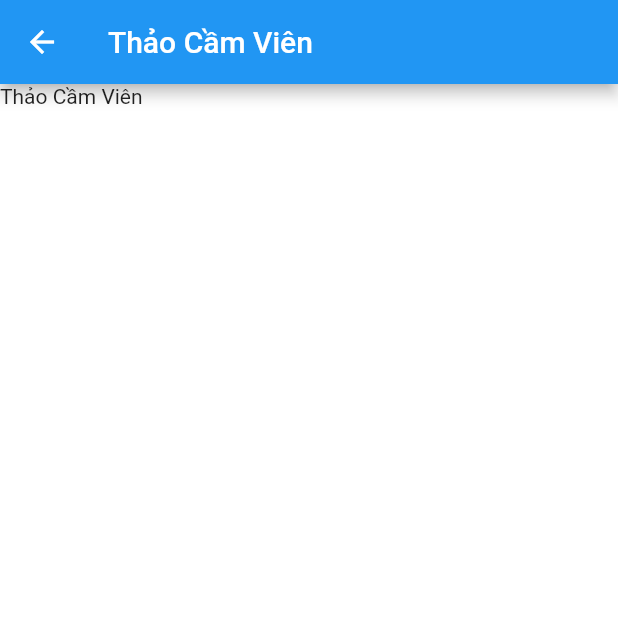
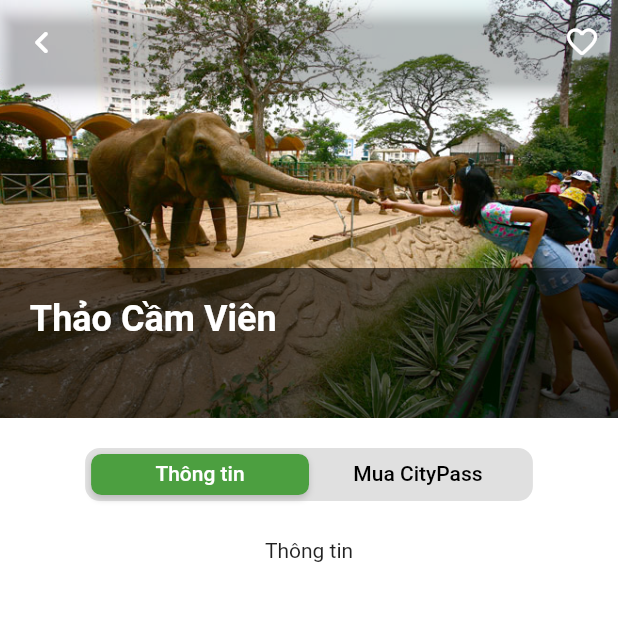
Before and after one commit to mknguyentran/CityPassFlutter, a Flutter app: the screen it shows after launch, after a tap on "Thảo Cầm Viên", on a phone screen of 412 x 824 dp, the top half of it. Run offline on Flutter 3.47's test engine with Material 2 defaults, Android fonts, the phone set to English and light mode, and no system bars; Roboto replaces fonts that are missing (SFProRounded).

Commit message:
activity detail header and tab

```diff
--- a/lib/constants.dart
+++ b/lib/constants.dart
@@ -20,3 +20,9 @@
   blurRadius: 10,
   color: Color(0xFFB0B0B0).withOpacity(0.56),
 );
+
+final smallShadow = BoxShadow(
+  offset: Offset(0, 2),
+  blurRadius: 3,
+  color: Color(0xFFA0A0A0).withOpacity(0.56),
+);
--- a/lib/main.dart
+++ b/lib/main.dart
@@ -1,6 +1,6 @@
 import 'package:flutter/material.dart';
 import 'package:flutter/services.dart';
-import 'package:CityPass/screens/home/home_screen.dart';
+import 'package:city_pass/screens/home/home_screen.dart';
 
 void main() {
   runApp(MyApp());
--- /dev/null
+++ b/lib/models/pass.dart
@@ -0,0 +1,24 @@
+import 'package:flutter/material.dart';
+
+class Pass {
+  final String name, image, briefDescription;
+
+  Pass({
+    @required this.briefDescription,
+    @required this.name,
+    @required this.image,
+  });
+}
+
+List<Pass> mockupPasses = [
+  Pass(
+    name: "Đi hết Hồ Chí Minh",
+    image: "assets/images/thao_cam_vien.jpg",
+    briefDescription: "Tìm hiểu hơn 1000 cá thể động, thực vật khác nhau",
+  ),
+  Pass(
+    name: "Thổ địa Sài Gòn",
+    image: "assets/images/dinh_doc_lap.jpg",
+    briefDescription: "Biểu tượng chiến thắng và hòa bình của thành phố",
+  ),
+];
--- a/lib/screens/activity_detail/activity_detail.dart
+++ b/lib/screens/activity_detail/activity_detail.dart
@@ -1,4 +1,6 @@
-import 'package:CityPass/models/activity.dart';
+import 'package:city_pass/models/activity.dart';
+import 'package:city_pass/screens/activity_detail/components/activity_header.dart';
+import 'package:city_pass/screens/activity_detail/components/body/activity_body.dart';
 import 'package:flutter/material.dart';
 
 class ActivityDetail extends StatefulWidget {
@@ -14,8 +16,37 @@
   @override
   Widget build(BuildContext context) {
     return Scaffold(
-      appBar: AppBar(title: Text(widget.activity.name),),
-      body: Text(widget.activity.name),
+      extendBodyBehindAppBar: true,
+      appBar: _buildAppBar(context),
+      body: SingleChildScrollView(
+        clipBehavior: Clip.none,
+        child: Column(
+          mainAxisSize: MainAxisSize.min,
+          children: [
+            ActivityHeader(activity: widget.activity,),
+            ActivityBody()
+          ],
+        ),
+      ),
+    );
+  }
+
+  AppBar _buildAppBar(BuildContext context) {
+    return AppBar(
+      backgroundColor: Colors.transparent,
+      brightness: Brightness.dark,
+      leading: IconButton(
+        icon: Icon(
+          Icons.chevron_left_rounded,
+          size: 30,
+        ),
+        onPressed: () {
+          Navigator.of(context).pop();
+        },
+      ),
+      actions: [
+        IconButton(icon: Icon(Icons.favorite_border_rounded), onPressed: () {})
+      ],
     );
   }
 }
--- /dev/null
+++ b/lib/screens/activity_detail/components/activity_header.dart
@@ -0,0 +1,49 @@
+import 'package:city_pass/constants.dart';
+import 'package:city_pass/models/activity.dart';
+import 'package:city_pass/size_config.dart';
+import 'package:flutter/material.dart';
+
+class ActivityHeader extends StatelessWidget {
+  final Activity activity;
+  const ActivityHeader({
+    Key key,
+    @required this.activity,
+  }) : super(key: key);
+
+  @override
+  Widget build(BuildContext context) {
+    return Stack(
+      clipBehavior: Clip.none,
+      alignment: Alignment.center,
+      children: [
+        Image.asset(
+          activity.image,
+          height: getProportionateScreenWidth(280),
+          fit: BoxFit.cover,
+        ),
+        Positioned(
+            bottom: 0,
+            child: Container(
+              padding: EdgeInsets.all(
+                getProportionateScreenWidth(kDefaultPadding),
+              ),
+              height: 100,
+              width: MediaQuery.of(context).size.width,
+              color: Colors.black.withOpacity(0.6),
+              child: Column(
+                crossAxisAlignment: CrossAxisAlignment.start,
+                children: [
+                  Text(
+                    activity.name,
+                    style: TextStyle(
+                        fontSize: 24,
+                        fontWeight: FontWeight.bold,
+                        color: Colors.white),
+                  ),
+                ],
+              ),
+            ))
+      ],
+    );
+  }
+}
--- /dev/null
+++ b/lib/screens/activity_detail/components/body/activity_body.dart
@@ -0,0 +1,93 @@
+import 'package:city_pass/constants.dart';
+import 'package:city_pass/screens/activity_detail/components/body/activity_including_passes.dart';
+import 'package:city_pass/screens/activity_detail/components/body/activity_info.dart';
+import 'package:city_pass/size_config.dart';
+import 'package:flutter/material.dart';
+
+class ActivityBody extends StatefulWidget {
+  @override
+  _ActivityBodyState createState() => _ActivityBodyState();
+}
+
+class _ActivityBodyState extends State<ActivityBody>
+    with SingleTickerProviderStateMixin {
+  int selectedIndex = 0;
+  TabController _tabController;
+
+  @override
+  void initState() {
+    _tabController = TabController(length: 2, vsync: this);
+    super.initState();
+  }
+
+  @override
+  void dispose() {
+    super.dispose();
+    _tabController.dispose();
+  }
+
+  @override
+  Widget build(BuildContext context) {
+    return Padding(
+      padding: const EdgeInsets.all(kDefaultPadding),
+      child: Column(
+        mainAxisSize: MainAxisSize.min,
+        children: [
+          Container(
+            width: getProportionateScreenWidth(300),
+            height: getProportionateScreenHeight(35),
+            decoration: BoxDecoration(
+              border: Border.all(color: Colors.grey[300], width: 4),
+              color: Colors.grey[300],
+              borderRadius: BorderRadius.circular(
+                10,
+              ),
+            ),
+            child: TabBar(
+              controller: _tabController,
+              onTap: (index) {
+                setState(() {
+                  selectedIndex = index;
+                  _tabController.animateTo(index);
+                });
+              },
+              indicator: BoxDecoration(
+                boxShadow: [smallShadow],
+                borderRadius: BorderRadius.circular(
+                  7,
+                ),
+                color: cityPassDarkColor,
+              ),
+              labelColor: Colors.white,
+              unselectedLabelColor: Colors.black,
+              tabs: [
+                Tab(
+                  text: "Thông tin",
+                ),
+                Tab(
+                  text: "Mua CityPass",
+                ),
+              ],
+            ),
+          ),
+          VerticalSpacing(),
+          IndexedStack(
+            children: [
+              Visibility(
+                child: ActivityInfo(),
+                maintainState: true,
+                visible: selectedIndex == 0,
+              ),
+              Visibility(
+                child: ActivityIncludingPasses(),
+                maintainState: true,
+                visible: selectedIndex == 1,
+              ),
+            ],
+            index: selectedIndex,
+          ),
+        ],
+      ),
+    );
+  }
+}
--- /dev/null
+++ b/lib/screens/activity_detail/components/body/activity_including_passes.dart
@@ -0,0 +1,11 @@
+import 'package:city_pass/shared/section_title.dart';
+import 'package:flutter/material.dart';
+
+class ActivityIncludingPasses extends StatelessWidget {
+  @override
+  Widget build(BuildContext context) {
+    return Column(
+      children: [SectionTitle(title: "Hoạt động này có trong")],
+    );
+  }
+}
--- /dev/null
+++ b/lib/screens/activity_detail/components/body/activity_info.dart
@@ -0,0 +1,10 @@
+import 'package:flutter/material.dart';
+
+class ActivityInfo extends StatelessWidget {
+  @override
+  Widget build(BuildContext context) {
+    return Container(
+      child: Text("Thông tin"),
+    );
+  }
+}
--- a/lib/screens/home/components/attraction_category.dart
+++ b/lib/screens/home/components/attraction_category.dart
@@ -1,6 +1,6 @@
-import 'package:CityPass/constants.dart';
-import 'package:CityPass/shared/section_title.dart';
-import 'package:CityPass/size_config.dart';
+import 'package:city_pass/constants.dart';
+import 'package:city_pass/shared/section_title.dart';
+import 'package:city_pass/size_config.dart';
 import 'package:flutter/material.dart';
 
 class AttractionCategory extends StatelessWidget {
--- a/lib/screens/home/components/featured.dart
+++ b/lib/screens/home/components/featured.dart
@@ -1,5 +1,5 @@
-import 'package:CityPass/screens/home/components/recommendation.dart';
-import 'package:CityPass/size_config.dart';
+import 'package:city_pass/screens/home/components/recommendation.dart';
+import 'package:city_pass/size_config.dart';
 import 'package:flutter/material.dart';
 import 'attraction_category.dart';
 import 'home_header.dart';
--- a/lib/screens/home/components/home_header.dart
+++ b/lib/screens/home/components/home_header.dart
@@ -1,5 +1,5 @@
-import 'package:CityPass/screens/home/components/search_field.dart';
-import 'package:CityPass/size_config.dart';
+import 'package:city_pass/screens/home/components/search_field.dart';
+import 'package:city_pass/size_config.dart';
 import 'package:flutter/material.dart';
 
 class HomeHeader extends StatelessWidget {
@@ -10,7 +10,7 @@
   @override
   Widget build(BuildContext context) {
     return Stack(
-      overflow: Overflow.visible,
+      clipBehavior: Clip.none,
       alignment: Alignment.center,
       children: [
         Image.asset(
--- a/lib/screens/home/components/recommendation.dart
+++ b/lib/screens/home/components/recommendation.dart
@@ -1,8 +1,9 @@
-import 'package:CityPass/models/activity.dart';
-import 'package:CityPass/screens/activity_detail/activity_detail.dart';
-import 'package:CityPass/screens/home/components/recommendation_card.dart';
-import 'package:CityPass/shared/section_title.dart';
-import 'package:CityPass/size_config.dart';
+import 'package:city_pass/models/activity.dart';
+import 'package:city_pass/screens/activity_detail/activity_detail.dart';
+import 'package:city_pass/screens/home/components/recommendation_card.dart';
+import 'package:city_pass/shared/section_title.dart';
+import 'package:city_pass/size_config.dart';
+import 'package:flutter/cupertino.dart';
 import 'package:flutter/material.dart';
 
 class RecommendationCards extends StatelessWidget {
@@ -36,8 +37,10 @@
                     press: () {
                       Navigator.push(
                         context,
-                        MaterialPageRoute(builder: (context) {
-                          return ActivityDetail(activity: mockupActivities[index],);
+                        CupertinoPageRoute(builder: (context) {
+                          return ActivityDetail(
+                            activity: mockupActivities[index],
+                          );
                         }),
                       );
                     },
--- a/lib/screens/home/components/recommendation_card.dart
+++ b/lib/screens/home/components/recommendation_card.dart
@@ -1,6 +1,6 @@
-import 'package:CityPass/constants.dart';
-import 'package:CityPass/models/activity.dart';
-import 'package:CityPass/size_config.dart';
+import 'package:city_pass/constants.dart';
+import 'package:city_pass/models/activity.dart';
+import 'package:city_pass/size_config.dart';
 import 'package:flutter/material.dart';
 
 class RecommendationCard extends StatelessWidget {
--- a/lib/shared/custom_nav_bar.dart
+++ b/lib/shared/custom_nav_bar.dart
@@ -1,5 +1,5 @@
-import 'package:CityPass/constants.dart';
-import 'package:CityPass/size_config.dart';
+import 'package:city_pass/constants.dart';
+import 'package:city_pass/size_config.dart';
 import 'package:flutter/material.dart';
 
 class CustomNavBar extends StatefulWidget {
--- a/lib/shared/section_title.dart
+++ b/lib/shared/section_title.dart
@@ -1,5 +1,5 @@
-import 'package:CityPass/constants.dart';
-import 'package:CityPass/size_config.dart';
+import 'package:city_pass/constants.dart';
+import 'package:city_pass/size_config.dart';
 import 'package:flutter/material.dart';
 
 class SectionTitle extends StatelessWidget {
@@ -23,7 +23,7 @@
           Text(
             title,
             style: TextStyle(
-              fontSize: 16,
+              fontSize: 21,
               fontWeight: FontWeight.bold,
             ),
           ),
--- a/pubspec.yaml
+++ b/pubspec.yaml
@@ -1,4 +1,4 @@
-name: CityPass
+name: city_pass
 description: A new Flutter project.
 
 # The following line prevents the package from being accidentally published to
```
Also changed, not shown: lib/screens/home/home_screen.dart (+8 -8 lines), pubspec.lock, 1 other file.
